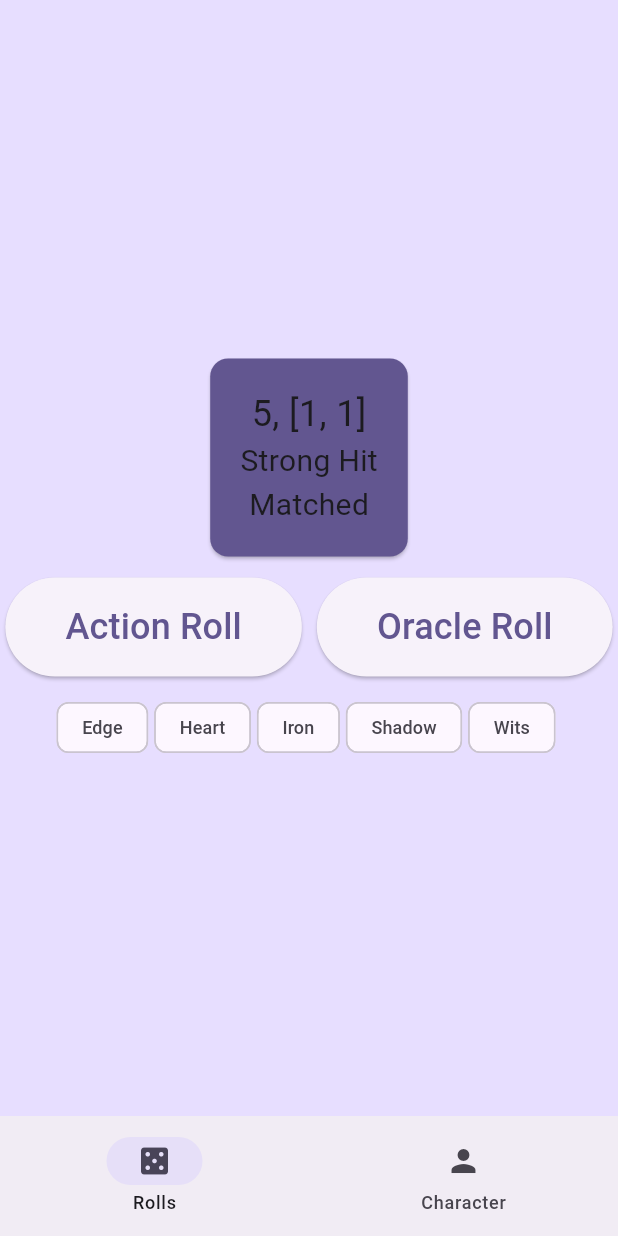
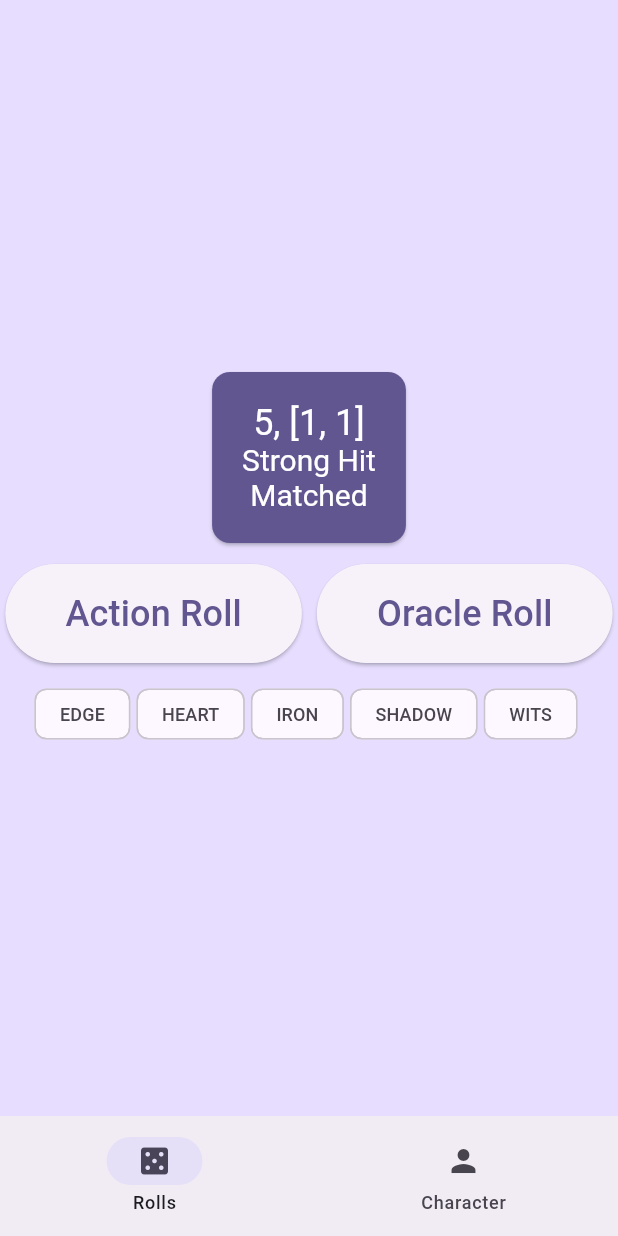
Before and after one commit to vder/ironroll, a Flutter app: the screen it shows after launch, after a tap on "Action Roll", on a phone screen of 412 x 824 dp. Run offline on Flutter 3.47's test engine with Material 3 defaults, Android fonts, the phone set to English and light mode, and no system bars; our stand-ins replace google_fonts.

Commit message:
some refactor

```diff
--- a/lib/big_card.dart
+++ b/lib/big_card.dart
@@ -29,18 +29,18 @@ class BigCard extends StatelessWidget {
           children: [
             if (!isD100) ...[
               // Display for d6 and d10s roll
-              Text("$d6, $d10s", style: const TextStyle(fontSize: 24)),
+              Text("$d6, $d10s", style: textStyle.copyWith(fontSize: 24)),
               if (d10s!.every((x) => d6! > x))
-                Text("Strong Hit", style: const TextStyle(fontSize: 20))
+                Text("Strong Hit", style: textStyle.copyWith(fontSize: 20))
               else if (d10s!.any((x) => d6! > x))
-                Text("Weak Hit", style: const TextStyle(fontSize: 20))
+                Text("Weak Hit", style: textStyle.copyWith(fontSize: 20))
               else
-                Text("Miss", style: const TextStyle(fontSize: 20)),
+                Text("Miss", style: textStyle.copyWith(fontSize: 20)),
               if (d10s!.first == d10s!.last)
-                Text("Matched", style: const TextStyle(fontSize: 20)),
+                Text("Matched", style: textStyle.copyWith(fontSize: 20)),
             ] else ...[
               // Display for d100 roll
-              Text("$d100", style: const TextStyle(fontSize: 24)),
+              Text("$d100", style: textStyle.copyWith(fontSize: 24)),
               // Add any specific d100 roll logic here
             ],
           ],
--- a/lib/main.dart
+++ b/lib/main.dart
@@ -1,6 +1,6 @@
 import 'package:flutter/material.dart';
 import 'package:ironroll/rolls_page.dart';
-import 'package:ironroll/CharacterSheetPage.dart';
+import 'package:ironroll/character_sheet_page.dart';
 import 'package:provider/provider.dart';
 import 'package:ironroll/providers/character_stats_provider.dart';
 
--- a/lib/rolls_page.dart
+++ b/lib/rolls_page.dart
@@ -1,6 +1,8 @@
 import 'package:flutter/material.dart';
 import 'package:ironroll/main.dart';
 import 'package:ironroll/big_card.dart';
+import 'package:provider/provider.dart';
+import 'package:ironroll/providers/character_stats_provider.dart';
 import 'dart:math';
 
 class RollsPage extends StatefulWidget {
@@ -10,11 +12,11 @@ class RollsPage extends StatefulWidget {
 
 class _RollsPageState extends State<RollsPage> {
   final Map<String, bool> _selectedStats = {
-    'Edge': false,
-    'Heart': false,
-    'Iron': false,
-    'Shadow': false,
-    'Wits': false,
+    'EDGE': false,
+    'HEART': false,
+    'IRON': false,
+    'SHADOW': false,
+    'WITS': false,
   };
 
   bool isActionRoll = false;
@@ -23,9 +25,15 @@ class _RollsPageState extends State<RollsPage> {
   List<int> d10s = [];
   int d100 = 0;
 
-  void actionRoll() {
+  void actionRoll(CharacterStatsProvider statsProvider) {
+    int increase = 0;
+    _selectedStats.forEach((key, value) {
+      if (value) {
+        increase = increase + statsProvider.getStat(key);
+      }
+    });
     setState(() {
-      d6 = Random().nextInt(6) + 1;
+      d6 = Random().nextInt(6) + 1 + increase;
       d10s = List.generate(2, (index) => Random().nextInt(10) + 1);
       isActionRoll = true;
       isOracleRoll = false;
@@ -57,6 +65,8 @@ class _RollsPageState extends State<RollsPage> {
 
   @override
   Widget build(BuildContext context) {
+    final statsProvider = Provider.of<CharacterStatsProvider>(context);
+
     return Center(
       child: Column(
         mainAxisAlignment: MainAxisAlignment.center,
@@ -70,7 +80,7 @@ class _RollsPageState extends State<RollsPage> {
                 mainAxisAlignment: MainAxisAlignment.center,
                 children: [
                   ElevatedButton(
-                    onPressed: () => actionRoll(),
+                    onPressed: () => actionRoll(statsProvider),
                     child: Padding(
                       padding: EdgeInsets.symmetric(
                         horizontal: 16,
```
Also changed, not shown: lib/character_sheet_page.dart (renamed from lib/CharacterSheetPage.dart, +0 -9 lines), lib/model/user.dart (added, +10 -0 lines).
